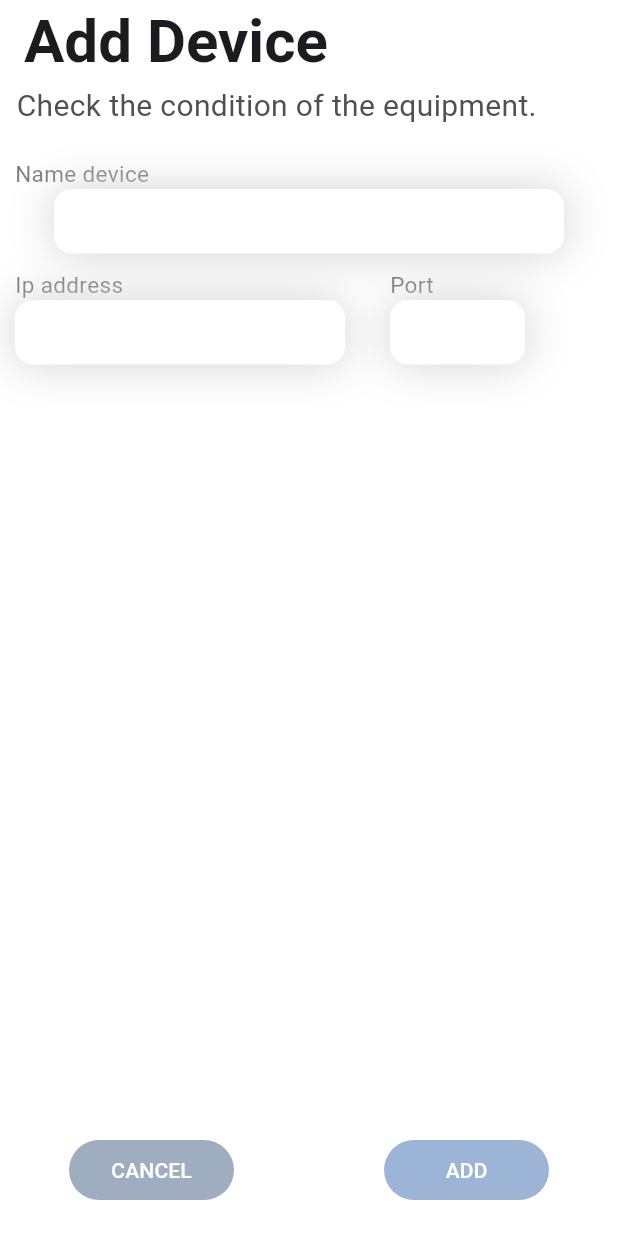
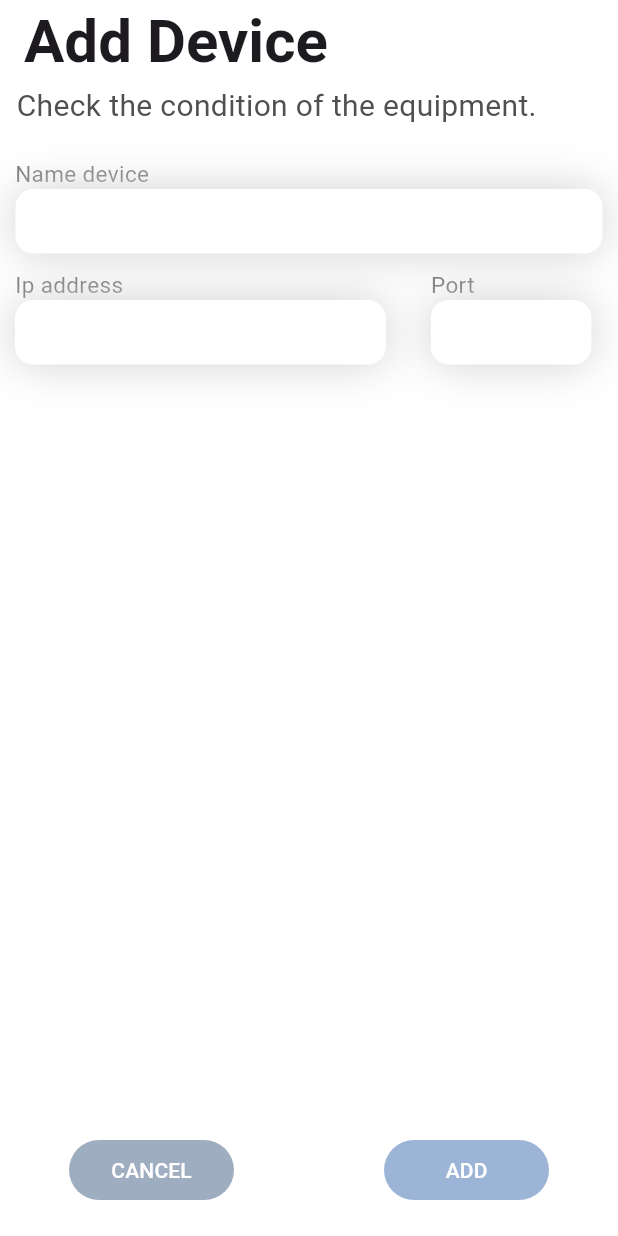
Before and after one commit to The1Re/ip_checker, a Flutter app: the Adddvice screen opened directly, on a phone screen of 412 x 824 dp. Run offline on Flutter 3.47's test engine with Material 3 defaults, Android fonts, the phone set to English and light mode, and no system bars; missing offline and left inert: dart_ping.

Commit message:
Edit width and height

```diff
--- a/lib/screens/Home.dart
+++ b/lib/screens/Home.dart
@@ -92,7 +92,8 @@ class _HomePageState extends State<HomePage> {
             Container(
               padding: EdgeInsets.symmetric(horizontal: 12),
               margin: EdgeInsetsDirectional.only(top: 20),
-              height: 490,
+
+              height: MediaQuery.of(context).size.height*0.65,
               child: deviceCard()
             ),
           ],
--- a/lib/screens/addDvice.dart
+++ b/lib/screens/addDvice.dart
@@ -11,10 +11,9 @@ class Adddvice extends StatefulWidget {
 }
 
 class _AdddviceState extends State<Adddvice> {
-  textField nameDevice = textField(widthField: 340);
-  textField ipAddress = textField(widthField: 220);
-  textField port = textField(widthField: 90);
-
+  textField nameDevice = textField(widthField: 0.95);
+  textField ipAddress = textField(widthField: 0.6);
+  textField port = textField(widthField: 0.26);
   @override
   Widget build(BuildContext context) {
     return Scaffold(
--- a/lib/widget/textField.dart
+++ b/lib/widget/textField.dart
@@ -40,7 +40,7 @@ class _textFieldState extends State<textField> {
             padding: EdgeInsets.symmetric(
               horizontal: 16,
             ),
-            width: widget.widthField,
+            width: MediaQuery.of(context).size.width*widget.widthField,
             height: 43,
             child: Row(
               crossAxisAlignment: CrossAxisAlignment.center,
```
